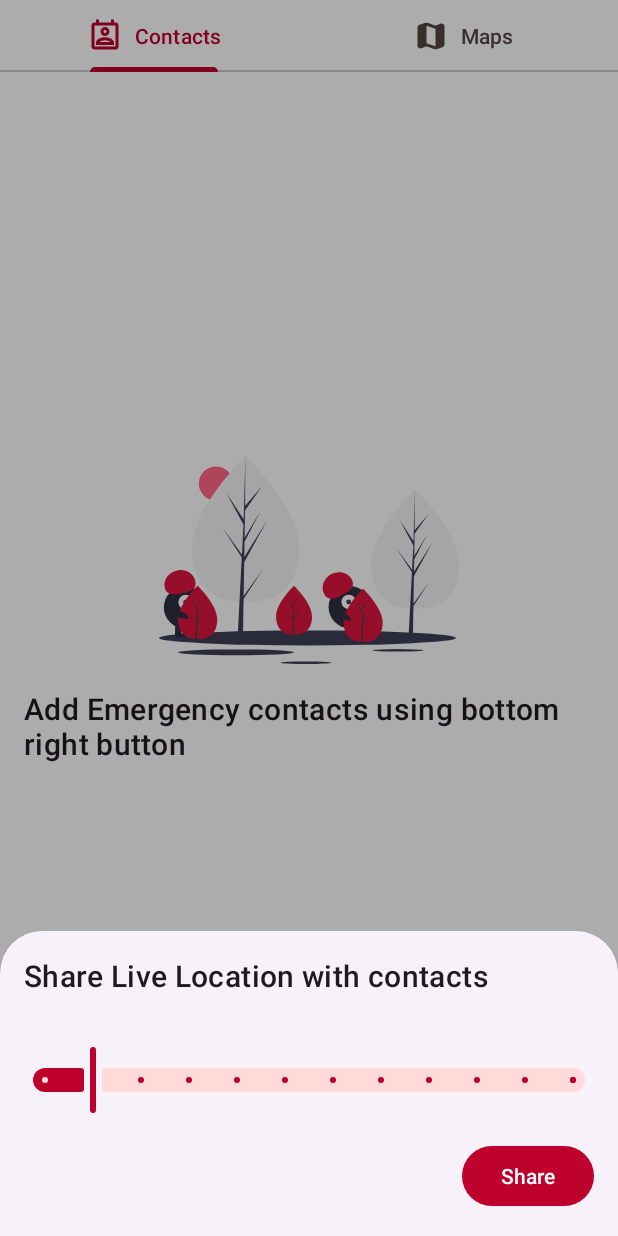
After one commit to TeamNullVoid/Crimson, an Android app: the fragment ShareLocationFragment placed in its activity, on a phone screen of 412 x 824 dp. The commit adds this screen. Run offline under Robolectric (Android 15) with nearby library versions, the phone set to English and light mode, and no system bars; our stand-ins replace Firebase (no records; nobody signed in at launch, a user with empty details on screens opened directly), Room's generated code; 2 statements that could not run were skipped.

Commit message:
live loc sharing connected with firebase

```diff
--- a/app/build.gradle
+++ b/app/build.gradle
@@ -47,6 +47,7 @@
     implementation 'com.google.android.gms:play-services-maps:18.0.2'
     implementation 'com.google.android.gms:play-services-location:19.0.1'
     implementation 'com.google.firebase:firebase-database-ktx:20.0.3'
+    implementation 'com.google.firebase:firebase-appcheck-safetynet:16.0.0-beta04'
     implementation 'androidx.lifecycle:lifecycle-viewmodel-ktx:2.4.0'
     implementation 'com.google.firebase:firebase-firestore-ktx:24.0.1'
     implementation 'org.jetbrains.kotlinx:kotlinx-coroutines-play-services:1.4.2'
--- a/app/src/main/java/com/nullvoid/crimson/customs/Constant.kt
+++ b/app/src/main/java/com/nullvoid/crimson/customs/Constant.kt
@@ -21,7 +21,7 @@
         const val DB_NAME = "sepia_db"
         const val RC_PERMISSION = 0
         const val KEY_FIRST_RUN = "key_firstRun"
-        const val SP_SEPIA = "sp_sepia"
+        const val SP_CRIMSON = "sp_crimson"
         const val PREF_KEY_THEME = "key_theme"
 
         const val FCM_URL = "https://fcm.googleapis.com"
--- a/app/src/main/res/layout/fragment_menu.xml
+++ b/app/src/main/res/layout/fragment_menu.xml
@@ -44,8 +44,8 @@
         style="@style/Widget.Material3.Button"
         android:layout_width="match_parent"
         android:layout_height="60dp"
+        android:id="@+id/shareLocation"
         android:layout_margin="8dp"
-        android:contentDescription="@null"
         android:text="@string/live_loc"
         app:icon="@drawable/ic_location" />
 
--- /dev/null
+++ b/app/src/main/res/layout/fragment_share_location.xml
@@ -0,0 +1,38 @@
+<?xml version="1.0" encoding="utf-8"?>
+<LinearLayout xmlns:android="http://schemas.android.com/apk/res/android"
+    xmlns:app="http://schemas.android.com/apk/res-auto"
+    android:layout_width="match_parent"
+    android:layout_height="match_parent"
+    android:orientation="vertical">
+
+    <androidx.appcompat.widget.AppCompatTextView
+        style="@style/TextAppearance.MaterialComponents.Headline6"
+        android:layout_width="wrap_content"
+        android:layout_height="wrap_content"
+        android:layout_marginHorizontal="16dp"
+        android:layout_marginTop="16dp"
+        android:text="@string/share_live_location" />
+
+    <com.google.android.material.slider.Slider
+        android:id="@+id/shareLocationSlider"
+        android:layout_width="match_parent"
+        android:layout_height="wrap_content"
+        android:layout_marginHorizontal="8dp"
+        android:stepSize="15"
+        android:value="30"
+        android:valueFrom="15"
+        android:valueTo="180"
+        app:labelBehavior="withinBounds"
+        app:labelStyle="@style/SliderLabelStyle" />
+
+    <com.google.android.material.button.MaterialButton
+        android:id="@+id/shareLocationShareButton"
+        android:layout_width="wrap_content"
+        android:layout_height="wrap_content"
+        android:layout_gravity="end"
+        style="@style/Widget.Material3.Button"
+        android:layout_margin="16dp"
+        android:text="@string/share"
+        app:iconGravity="end" />
+
+</LinearLayout>
--- a/app/src/main/res/values/strings.xml
+++ b/app/src/main/res/values/strings.xml
@@ -36,6 +36,14 @@
     <string name="name_cant_empty">Name can\'t be empty</string>
     <string name="remove">Remove</string>
     <string name="position">"Position: %1$f, %2$f"</string>
+    <string name="share_live_location">Share Live Location with contacts</string>
+    <string name="share">Share</string>
+    <string name="live_location_sharing_is_active">Live location sharing is active</string>
+    <string name="stop_sharing">Stop Sharing</string>
+    <string name="end_at">"Ends at: %1$s"</string>
+    <string name="sharing_location">Sharing Location</string>
+    <string name="location_updates">Location Updates</string>
+    <string name="msg_started_loc_share">%1$s Started Location Sharing</string>
     <string-array name="layers">
         <item>Normal</item>
         <item>Satellite</item>
```
Also changed, not shown: app/src/main/AndroidManifest.xml (+28 -1 lines), app/src/main/java/com/nullvoid/crimson/CrimsonApp.kt (added, +18 -0 lines), app/src/main/java/com/nullvoid/crimson/customs/LocationHelper.kt (added, +68 -0 lines), app/src/main/java/com/nullvoid/crimson/fragments/MenuFragment.kt (+13 -0 lines), app/src/main/java/com/nullvoid/crimson/fragments/ShareLocationFragment.kt (added, +122 -0 lines), app/src/main/java/com/nullvoid/crimson/fragments/StopLocSharingFragment.kt (added, +48 -0 lines), app/src/main/java/com/nullvoid/crimson/services/FcmService.kt (added, +19 -0 lines), app/src/main/java/com/nullvoid/crimson/services/LocSharingService.kt (added, +66 -0 lines), app/src/main/java/com/nullvoid/crimson/services/StopLocService.kt (added, +19 -0 lines), app/src/main/res/layout/layout_stop_loc_sharing.xml (added, +28 -0 lines).
